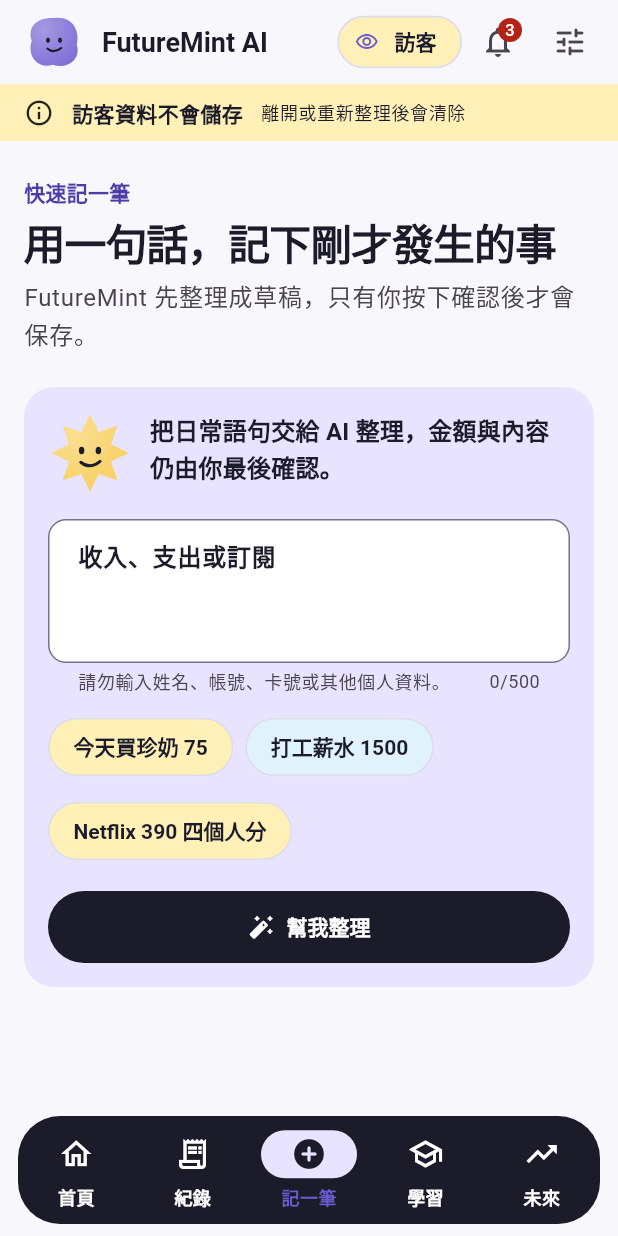
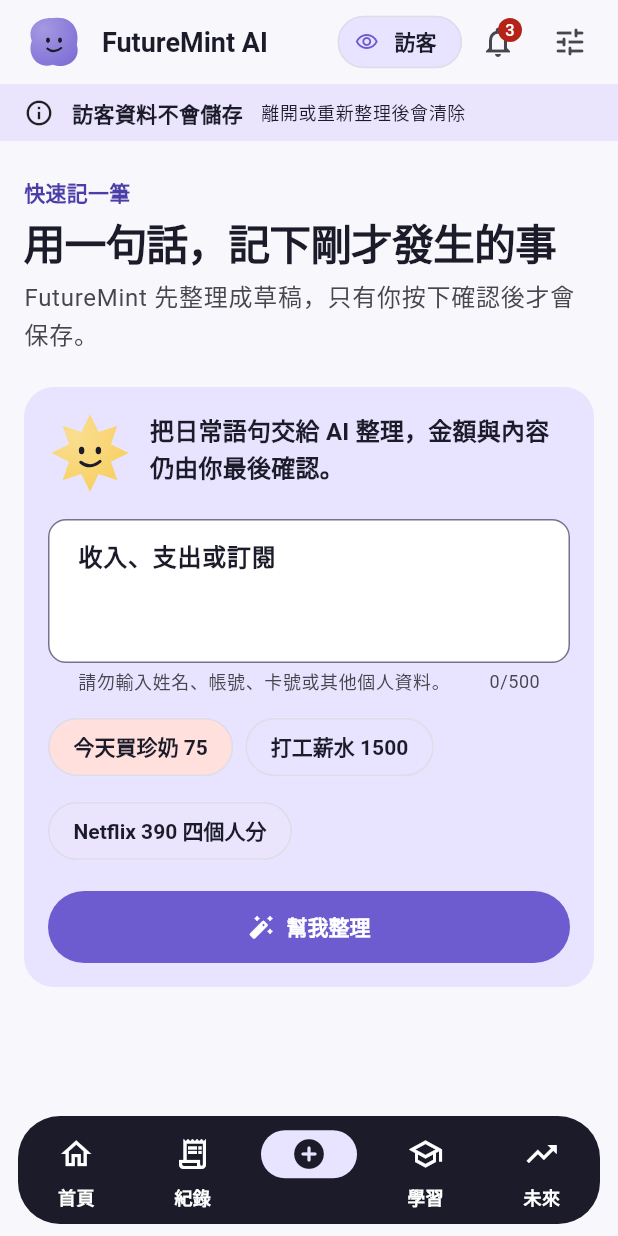
Before and after one commit to Sutdents-Project-Hub/FutureMint_AI, a Flutter app: the screen it shows after launch, after a tap on "建立帳號", after a tap on "以訪客模式繼續", after a tap on "記一筆", on a phone screen of 412 x 824 dp. Run offline on Flutter 3.47's test engine with Material 3 defaults, Android fonts, the phone set to English and light mode, and no system bars; our stand-ins replace fl_chart, go_router, shared_preferences; accounts and stored records are empty.

Commit message:
style(client): 統一前端靛紫配色與快取策略

```diff
--- a/apps/client/lib/app/app_shell.dart
+++ b/apps/client/lib/app/app_shell.dart
@@ -296,7 +296,7 @@ class _MobileNavigation extends StatelessWidget {
                 labelTextStyle: WidgetStateProperty.resolveWith((states) {
                   final selected = states.contains(WidgetState.selected);
                   return TextStyle(
-                    color: selected ? FutureMintTokens.mint : foreground,
+                    color: selected ? FutureMintTokens.ink : foreground,
                     fontSize: 12,
                     fontWeight: selected ? FontWeight.w700 : FontWeight.w600,
                   );
@@ -371,7 +371,7 @@ class _ModeChip extends StatelessWidget {
         backgroundColor: guest
             ? (dark
                   ? FutureMintTokens.darkSurfaceRaised
-                  : FutureMintTokens.sunSoft)
+                  : FutureMintTokens.mintSoft)
             : (dark ? const Color(0xFF184B60) : FutureMintTokens.skySoft),
         avatar: Icon(
           guest ? Icons.visibility_outlined : Icons.verified_user_outlined,
@@ -411,7 +411,7 @@ class _GuestNotice extends StatelessWidget {
   Widget build(BuildContext context) => Container(
     color: Theme.of(context).brightness == Brightness.dark
         ? FutureMintTokens.darkSurfaceRaised
-        : FutureMintTokens.sunSoft,
+        : FutureMintTokens.lavenderSoft,
     padding: const EdgeInsets.symmetric(horizontal: 16, vertical: 9),
     child: Row(
       children: [
@@ -456,7 +456,7 @@ class _GlobalMessage extends StatelessWidget {
           ? Theme.of(context).colorScheme.errorContainer
           : Theme.of(context).brightness == Brightness.dark
           ? FutureMintTokens.darkSurfaceRaised
-          : FutureMintTokens.sunSoft,
+          : FutureMintTokens.lavenderSoft,
       border: Border(
         bottom: BorderSide(
           color: Theme.of(context).colorScheme.outline,
--- a/apps/client/lib/design/theme.dart
+++ b/apps/client/lib/design/theme.dart
@@ -11,7 +11,7 @@ abstract final class FutureMintTheme {
     final scheme = ColorScheme.fromSeed(
       seedColor: FutureMintTokens.mint,
       brightness: brightness,
-      primary: dark ? const Color(0xFFB8AEFF) : FutureMintTokens.ink,
+      primary: dark ? const Color(0xFFB8AEFF) : FutureMintTokens.mint,
       onPrimary: dark ? FutureMintTokens.ink : Colors.white,
       primaryContainer: dark
           ? const Color(0xFF393368)
@@ -144,7 +144,9 @@ abstract final class FutureMintTheme {
         height: 72,
         backgroundColor: Colors.transparent,
         elevation: 0,
-        indicatorColor: dark ? FutureMintTokens.lavender : FutureMintTokens.sun,
+        indicatorColor: dark
+            ? FutureMintTokens.lavender
+            : FutureMintTokens.mintSoft,
         indicatorShape: RoundedRectangleBorder(
           borderRadius: BorderRadius.circular(999),
         ),
@@ -154,7 +156,9 @@ abstract final class FutureMintTheme {
       ),
       navigationRailTheme: NavigationRailThemeData(
         backgroundColor: Colors.transparent,
-        indicatorColor: dark ? FutureMintTokens.lavender : FutureMintTokens.sun,
+        indicatorColor: dark
+            ? FutureMintTokens.lavender
+            : FutureMintTokens.mintSoft,
         indicatorShape: RoundedRectangleBorder(
           borderRadius: BorderRadius.circular(999),
         ),
@@ -173,7 +177,7 @@ abstract final class FutureMintTheme {
             if (!states.contains(WidgetState.selected)) {
               return Colors.transparent;
             }
-            return dark ? FutureMintTokens.mint : FutureMintTokens.mintSoft;
+            return dark ? FutureMintTokens.lavender : FutureMintTokens.mintSoft;
           }),
           foregroundColor: WidgetStateProperty.resolveWith((states) {
             if (states.contains(WidgetState.selected)) {
@@ -240,10 +244,11 @@ abstract final class FutureMintTheme {
             : FutureMintTokens.teal,
         inactiveTrackColor: dark
             ? FutureMintTokens.darkSurfaceRaised
-            : FutureMintTokens.sunSoft,
-        thumbColor: dark ? FutureMintTokens.sun : FutureMintTokens.coral,
-        overlayColor: (dark ? FutureMintTokens.sun : FutureMintTokens.coral)
-            .withValues(alpha: .14),
+            : FutureMintTokens.mintSoft,
+        thumbColor: dark ? FutureMintTokens.lavender : FutureMintTokens.coral,
+        overlayColor:
+            (dark ? FutureMintTokens.lavender : FutureMintTokens.coral)
+                .withValues(alpha: .14),
       ),
     );
   }
--- a/apps/client/lib/features/auth/onboarding_screen.dart
+++ b/apps/client/lib/features/auth/onboarding_screen.dart
@@ -64,11 +64,13 @@ class _OnboardingScreenState extends State<OnboardingScreen> {
                     kicker: '第一步',
                     title: '先設定一個做得到的目標',
                     description: '這些資料只會存到你的帳號，之後也能在設定裡修改。',
-                    accent: FutureMintTokens.orange,
+                    accent: FutureMintTokens.teal,
                   ),
                   const SizedBox(height: FutureMintTokens.space5),
                   SoftCard(
-                    color: FutureMintTokens.sunSoft,
+                    color: theme.brightness == Brightness.dark
+                        ? FutureMintTokens.darkSurfaceRaised
+                        : FutureMintTokens.lavenderSoft,
                     child: Form(
                       key: _formKey,
                       child: Column(
--- a/apps/client/lib/features/capture/capture_screen.dart
+++ b/apps/client/lib/features/capture/capture_screen.dart
@@ -118,9 +118,9 @@ class _CaptureScreenState extends State<CaptureScreen> {
                       runSpacing: 8,
                       children: [
                         for (final entry in const [
-                          ('今天買珍奶 75', FutureMintTokens.sunSoft),
-                          ('打工薪水 1500', FutureMintTokens.skySoft),
-                          ('Netflix 390 四個人分', FutureMintTokens.sunSoft),
+                          ('今天買珍奶 75', FutureMintTokens.coralSoft),
+                          ('打工薪水 1500', FutureMintTokens.mintSoft),
+                          ('Netflix 390 四個人分', FutureMintTokens.lavenderSoft),
                         ])
                           ActionChip(
                             backgroundColor:
--- a/apps/client/lib/features/dashboard/dashboard_screen.dart
+++ b/apps/client/lib/features/dashboard/dashboard_screen.dart
@@ -170,7 +170,7 @@ class _NoticeStrip extends StatelessWidget {
   Widget build(BuildContext context) {
     final first = notices.first;
     return Material(
-      color: _softSurface(context, FutureMintTokens.sunSoft),
+      color: _softSurface(context, FutureMintTokens.mintSoft),
       borderRadius: BorderRadius.circular(FutureMintTokens.radiusMedium),
       child: InkWell(
         borderRadius: BorderRadius.circular(FutureMintTokens.radiusMedium),
@@ -291,7 +291,7 @@ class _GoalCard extends StatelessWidget {
   @override
   Widget build(BuildContext context) => _SectionCard(
     title: '成長目標',
-    color: _softSurface(context, FutureMintTokens.orangeSoft),
+    color: _softSurface(context, FutureMintTokens.mintSoft),
     child: Column(
       crossAxisAlignment: CrossAxisAlignment.start,
       children: [
@@ -395,7 +395,7 @@ class _RecentEventTile extends StatelessWidget {
       leading: CircleAvatar(
         backgroundColor: income
             ? _softSurface(context, FutureMintTokens.mintSoft)
-            : _softSurface(context, FutureMintTokens.skySoft),
+            : _softSurface(context, FutureMintTokens.coralSoft),
         child: Icon(
           income ? Icons.south_west_rounded : Icons.north_east_rounded,
         ),
--- a/apps/client/lib/features/dashboard/widgets/budget_hero.dart
+++ b/apps/client/lib/features/dashboard/widgets/budget_hero.dart
@@ -15,7 +15,13 @@ class BudgetHero extends StatelessWidget {
     final dark = theme.brightness == Brightness.dark;
     final foreground = dark
         ? theme.colorScheme.onSurface
-        : FutureMintTokens.ink;
+        : FutureMintTokens.paper;
+    final progressColor = dark
+        ? theme.colorScheme.onSurface
+        : FutureMintTokens.paper;
+    final progressTrackColor = dark
+        ? FutureMintTokens.darkSurfaceRaised
+        : FutureMintTokens.tealDark;
     final ratio = summary.monthlyBudgetMinor == 0
         ? 0.0
         : (summary.availableMinor / summary.monthlyBudgetMinor).clamp(0.0, 1.0);
@@ -24,6 +30,7 @@ class BudgetHero extends StatelessWidget {
       label:
           '本月安心可用 ${summary.availableMinor} 元，預算剩餘百分之 ${(ratio * 100).round()}',
       child: SoftCard(
+        key: const Key('dashboard-budget-hero'),
         color: dark ? FutureMintTokens.tealDark : FutureMintTokens.mint,
         radius: FutureMintTokens.radiusLarge,
         padding: const EdgeInsets.all(FutureMintTokens.space5),
@@ -72,12 +79,11 @@ class BudgetHero extends StatelessWidget {
               ClipRRect(
                 borderRadius: BorderRadius.circular(8),
                 child: LinearProgressIndicator(
+                  key: const Key('dashboard-budget-progress'),
                   minHeight: 8,
                   value: ratio,
-                  color: foreground,
-                  backgroundColor: dark
-                      ? FutureMintTokens.darkSurfaceRaised
-                      : FutureMintTokens.mintSoft,
+                  color: progressColor,
+                  backgroundColor: progressTrackColor,
                 ),
               ),
               const SizedBox(height: FutureMintTokens.space3),
--- a/apps/client/lib/features/future_seed/investment_lab_screen.dart
+++ b/apps/client/lib/features/future_seed/investment_lab_screen.dart
@@ -827,7 +827,7 @@ class _PracticeEventCard extends StatelessWidget {
     key: const Key('investment-lab-dice'),
     color: Theme.of(context).brightness == Brightness.dark
         ? FutureMintTokens.darkSurfaceRaised
-        : FutureMintTokens.sunSoft,
+        : FutureMintTokens.lavenderSoft,
     child: Column(
       crossAxisAlignment: CrossAxisAlignment.stretch,
       children: [
--- a/apps/client/lib/features/records/records_screen.dart
+++ b/apps/client/lib/features/records/records_screen.dart
@@ -147,7 +147,7 @@ class _RecordRow extends StatelessWidget {
             ? FutureMintTokens.mintSoft
             : event.type == MoneyEventType.subscription
             ? FutureMintTokens.lavenderSoft
-            : FutureMintTokens.skySoft,
+            : FutureMintTokens.coralSoft,
         foregroundColor: FutureMintTokens.ink,
         child: Icon(
           income
--- a/apps/client/lib/features/subscriptions/subscription_coach.dart
+++ b/apps/client/lib/features/subscriptions/subscription_coach.dart
@@ -135,7 +135,7 @@ class _OptionCard extends StatelessWidget {
   Widget build(BuildContext context) {
     final accent = index.isEven
         ? FutureMintTokens.sky
-        : FutureMintTokens.orange;
+        : FutureMintTokens.lavender;
     return SoftCard(
       color: Theme.of(context).brightness == Brightness.dark
           ? FutureMintTokens.darkSurfaceRaised
```
Also changed, not shown: apps/client/lib/features/future_seed/future_seed_screen.dart (+28 -14 lines), apps/client/lib/features/learning/learning_screen.dart (+6 -3 lines), 8 other files.
